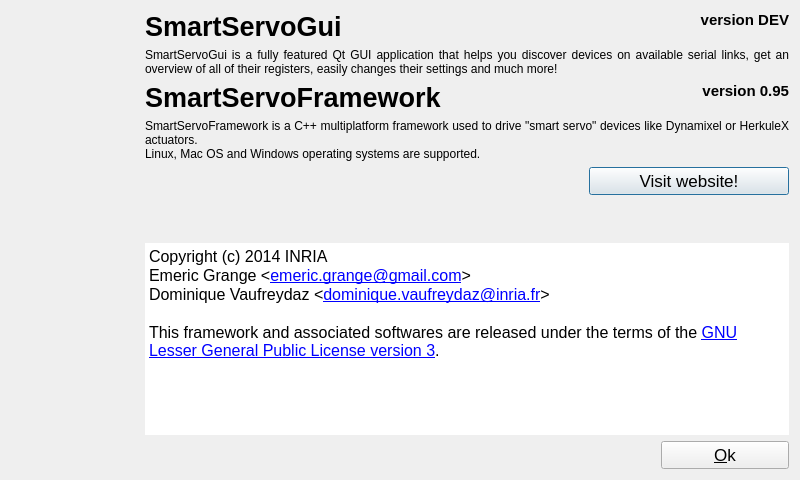
The window that gui/ui/qabout.ui (emericg/SmartServoFramework) describes before a commit, drawn with Qt 5.
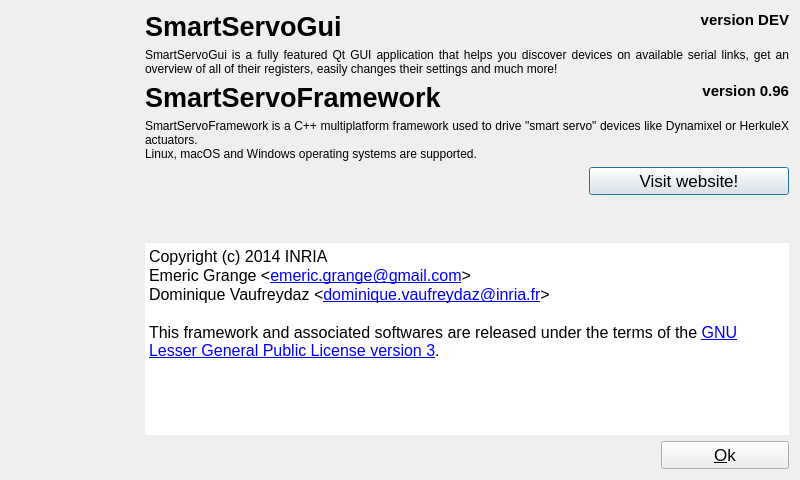
The same window after the commit. Icons and pictures are not drawn.

```diff
--- a/gui/ui/qabout.ui
+++ b/gui/ui/qabout.ui
@@ -151,7 +151,7 @@
       <widget class="QLabel" name="label_3">
        <property name="text">
         <string>SmartServoFramework is a C++ multiplatform framework used to drive &quot;smart servo&quot; devices like Dynamixel or HerkuleX actuators.
-Linux, Mac OS and Windows operating systems are supported.</string>
+Linux, macOS and Windows operating systems are supported.</string>
        </property>
        <property name="alignment">
         <set>Qt::AlignJustify|Qt::AlignVCenter</set>
@@ -201,7 +201,7 @@
         </font>
        </property>
        <property name="text">
-        <string>version 0.95</string>
+        <string>version 0.96</string>
        </property>
        <property name="alignment">
         <set>Qt::AlignRight|Qt::AlignTop|Qt::AlignTrailing</set>
```
Left out of the diff: 12 changed lines with no effect on the pictures.
